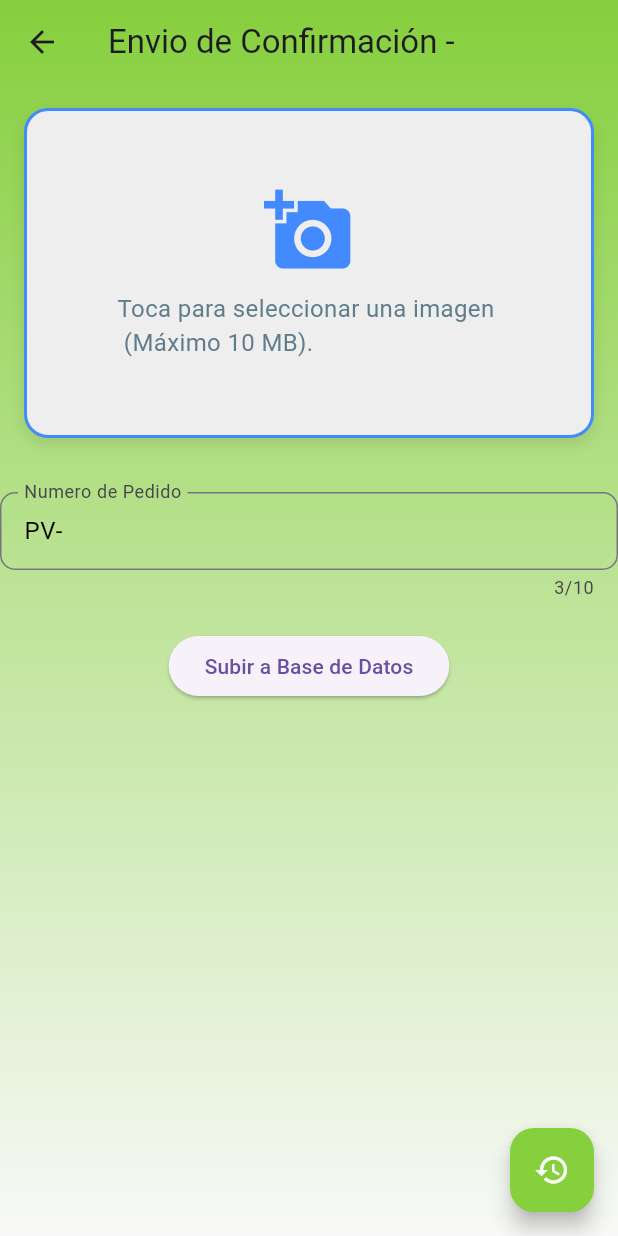
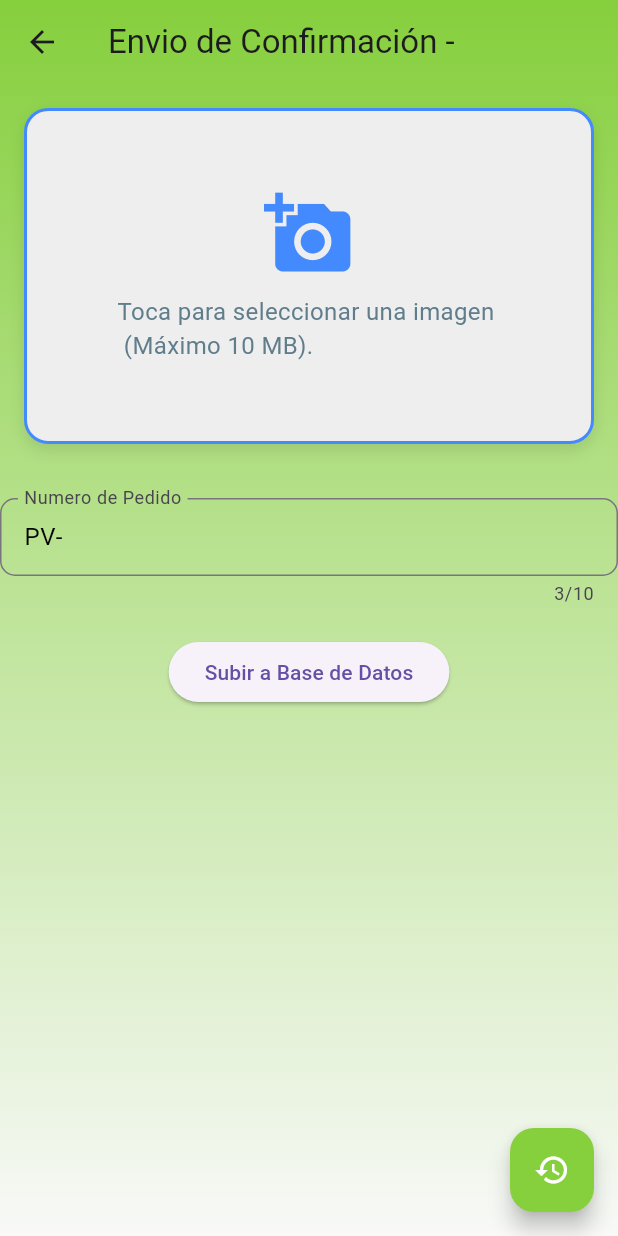
Before and after one commit to oliver003/Data-Validation, a Flutter app: the ClienteWindows screen opened by its route, on a phone screen of 412 x 824 dp. Run offline on Flutter 3.47's test engine with Material 3 defaults, Android fonts, the light colour scheme and no system bars; our stand-ins replace image_picker, pdf, printing; network calls fail.

Commit message:
Fixeos al cuadro de seleccionar imagen de cliente.dart en Windows.

```diff
--- a/lib/vistas_windows/cliente.dart
+++ b/lib/vistas_windows/cliente.dart
@@ -129,8 +129,11 @@ class _ClienteWindowsState extends State<ClienteWindows> {
               },
               child: Container(
                 margin: const EdgeInsets.all(16),
-                height: 220,
-                width: double.infinity,
+                constraints: const BoxConstraints(
+                  maxHeight: 400,
+                  minHeight: 100,
+                  minWidth: 200,
+                ),
                 decoration: BoxDecoration(
                   color: Colors.grey[200],
                   borderRadius: BorderRadius.circular(16),
@@ -147,14 +150,21 @@ class _ClienteWindowsState extends State<ClienteWindows> {
                 child: imagen_to_upload != null
                     ? ClipRRect(
                         borderRadius: BorderRadius.circular(14),
+                        child: InteractiveViewer(
+                          panEnabled: true,
+                          boundaryMargin: const EdgeInsets.all(8),
+                          minScale: 0.5,
+                          maxScale: 4.0,
                           child: Image.file(
                             imagen_to_upload!,
-                            fit: BoxFit.cover,
-                            width: double.infinity,
-                            height: double.infinity,
+                            fit: BoxFit.contain,
+                          ),
                         ),
                       )
-                    : Center(
+                    : SizedBox(
+                        height: 220,
+                        width: double.infinity,
+                        child: Center(
                           child: Column(
                             mainAxisAlignment: MainAxisAlignment.center,
                             children: const [
@@ -165,6 +175,7 @@ class _ClienteWindowsState extends State<ClienteWindows> {
                                 style: TextStyle(color: Colors.blueGrey, fontSize: 16),
                               ),
                             ],
+                          ),
                         ),
                       ),
               ),
```
Also changed, not shown: lib/vistas_windows/cajera.dart (+13 -5 lines). Lines whose indentation alone changed are shown as unchanged.
